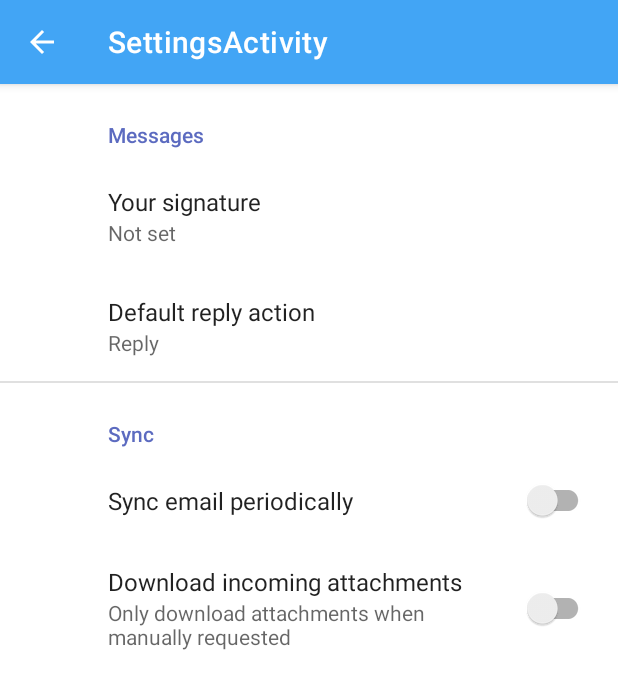
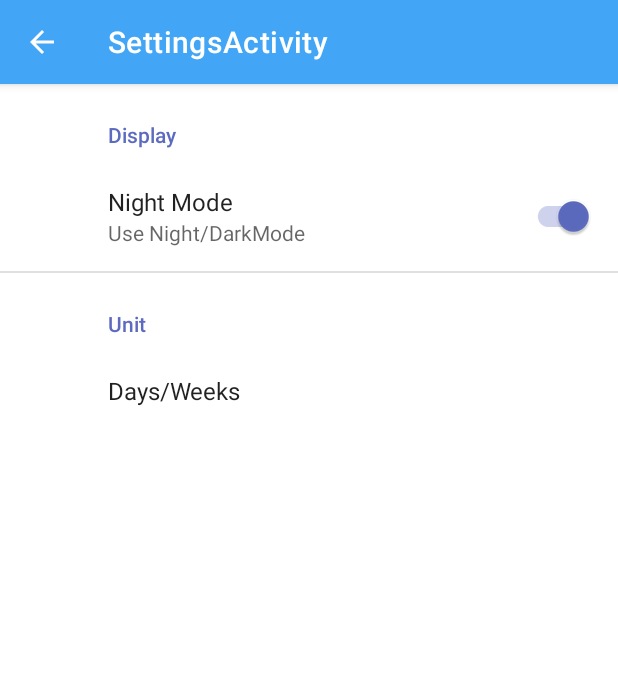
Before and after one commit to jberger8/MCON-521-Term-Project, an Android app: the MainActivity screen opened directly, with no data from a screen before it, in the options menu, after a tap on "Settings", on a phone screen of 412 x 824 dp. Shown: the top 689 px of the screen. Run offline under Robolectric (Android 15) with nearby library versions, the phone set to English and light mode, and no system bars; our stand-ins replace androidx.preference.

Commit message:
final changes

```diff
--- a/app/src/main/java/com/example/data_calculator/MainActivity.java
+++ b/app/src/main/java/com/example/data_calculator/MainActivity.java
@@ -1,5 +1,6 @@
 package com.example.data_calculator;
 
+import android.content.Context;
 import android.content.Intent;
 import android.os.Bundle;
 
@@ -9,6 +10,7 @@ import com.google.android.material.snackbar.Snackbar;
 import androidx.annotation.NonNull;
 import androidx.appcompat.app.AppCompatActivity;
 import androidx.appcompat.widget.Toolbar;
+import androidx.preference.ListPreference;
 
 import android.view.View;
 
@@ -18,10 +20,17 @@ import android.widget.CalendarView;
 
 import java.util.GregorianCalendar;
 
-public class MainActivity extends AppCompatActivity {
+public class MainActivity<mContext> extends AppCompatActivity {
+    private static String unit ="Days";
     CalendarView calendarView;
     GregorianCalendar calendar = new GregorianCalendar();
     GregorianCalendar now = new GregorianCalendar();
+
+
+    public static void setUnit(String newStringValue) {
+        unit = newStringValue;
+    }
+
 
     @Override
     protected void onCreate(Bundle savedInstanceState) {
@@ -42,17 +51,30 @@ public class MainActivity extends AppCompatActivity {
         fab.setOnClickListener(new View.OnClickListener() {
             @Override
             public void onClick(View view) {
-                int timeDiff = getDays(calendar, now);
-                Snackbar.make(view, "Your friends birthday is in" + timeDiff + " days!", Snackbar.LENGTH_LONG)
+                Snackbar.make(view, "Your friends birthday is in " + getUnitTimeDiff(), Snackbar.LENGTH_LONG)
                         .setAction("Action", null).show();
             }
         });
+    }
+
+    private String getUnitTimeDiff() {
+        //get the time difference
+        int timeDiff = getDays(calendar, now);
+
+        //find  out what unit of measurement to divid by.. if days it 1 if weeks its 7
+        int unitDivide = (unit.equals("Days") ? 1 : 7);
+
+        timeDiff = (int) Math.floor(timeDiff/unitDivide);
+
+        String unitTimeDiff = timeDiff + " " + unit.toLowerCase();
+        return unitTimeDiff;
     }
 
     private void setupToolbar() {
         Toolbar toolbar = findViewById(R.id.toolbar);
         setSupportActionBar(toolbar);
     }
+
 
     @Override
     public boolean onCreateOptionsMenu(Menu menu) {
@@ -114,6 +136,7 @@ public class MainActivity extends AppCompatActivity {
         outState.putInt("year", calendar.get(calendar.YEAR));
         outState.putInt("month", calendar.get(calendar.MONTH));
         outState.putInt("day", calendar.get(calendar.DAY_OF_MONTH));
+        outState.putString("unit", unit);
     }
 
     @Override
@@ -127,6 +150,8 @@ public class MainActivity extends AppCompatActivity {
 
         calendar = new GregorianCalendar(Year, Month, Day);
 
+        unit = savedInstanceState.getString("unit");
+
     }
 
     private void showAbout() {
--- a/app/src/main/java/com/example/data_calculator/SettingsActivity.java
+++ b/app/src/main/java/com/example/data_calculator/SettingsActivity.java
@@ -1,9 +1,12 @@
 package com.example.data_calculator;
 
 import android.os.Bundle;
+import android.view.MenuItem;
 
+import androidx.annotation.NonNull;
 import androidx.appcompat.app.ActionBar;
 import androidx.appcompat.app.AppCompatActivity;
+import androidx.preference.Preference;
 import androidx.preference.PreferenceFragmentCompat;
 
 public class SettingsActivity extends AppCompatActivity {
@@ -12,6 +15,7 @@ public class SettingsActivity extends AppCompatActivity {
     protected void onCreate(Bundle savedInstanceState) {
         super.onCreate(savedInstanceState);
         setContentView(R.layout.settings_activity);
+
         if (savedInstanceState == null) {
             getSupportFragmentManager()
                     .beginTransaction()
@@ -24,10 +28,44 @@ public class SettingsActivity extends AppCompatActivity {
         }
     }
 
+    @Override
+    public boolean onOptionsItemSelected(@NonNull MenuItem item) {
+        if (item.getItemId() == android.R.id.home) {
+            onBackPressed();
+            return true;
+        } else {
+            return super.onOptionsItemSelected(item);
+        }
+    }
+
     public static class SettingsFragment extends PreferenceFragmentCompat {
         @Override
         public void onCreatePreferences(Bundle savedInstanceState, String rootKey) {
             setPreferencesFromResource(R.xml.root_preferences, rootKey);
+            setNightModePreferenceListener();
+            setUnitPreferenceListener();
+        }
+
+        private void setNightModePreferenceListener() {
+            Preference nightModePreference = findPreference(getString(R.string.night_mode_key));
+            if (nightModePreference != null) {
+                nightModePreference.setOnPreferenceChangeListener((preference, newValue) -> {
+                    Boolean newBooleanValue = (Boolean) newValue;
+                    Utils.setNightModeOnOrOff(newBooleanValue);
+                    return true;
+                });
+            }
+        }
+
+        public void setUnitPreferenceListener() {
+            Preference unitPreference = findPreference(getString(R.string.unit_key));
+            if (unitPreference != null) {
+                unitPreference.setOnPreferenceChangeListener((preference, newValue) -> {
+                    String newStringValue = (String) newValue;
+                    MainActivity.setUnit(newStringValue);
+                    return true;
+                });
+            }
         }
     }
 }
--- a/app/src/main/res/values/arrays.xml
+++ b/app/src/main/res/values/arrays.xml
@@ -9,4 +9,12 @@
         <item>reply</item>
         <item>reply_all</item>
     </string-array>
+    <string-array name="pref_unit_options">
+        <item>Days</item>
+        <item>Weeks</item>
+    </string-array>
+    <string-array name="pref_unit_values">
+        <item>Days</item>
+        <item>Weeks</item>
+    </string-array>
 </resources>
--- a/app/src/main/res/values/strings.xml
+++ b/app/src/main/res/values/strings.xml
@@ -29,4 +29,10 @@
     <string name="attachment_summary_on">Automatically download attachments for incoming emails
     </string>
     <string name="attachment_summary_off">Only download attachments when manually requested</string>
+    <string name="night_mode_key">Night Mode</string>
+    <string name="display_header">Display</string>
+    <string name="night_mode_off">Never use Night/Dark Mode</string>
+    <string name="night_mode_on">Use Night/DarkMode</string>
+    <string name="night_mode_title">Night Mode</string>
+    <string name="unit_key">unit_key</string>
 </resources>
--- a/app/src/main/res/xml/root_preferences.xml
+++ b/app/src/main/res/xml/root_preferences.xml
@@ -1,35 +1,25 @@
 <PreferenceScreen xmlns:app="http://schemas.android.com/apk/res-auto">
 
-    <PreferenceCategory app:title="@string/messages_header">
+    <PreferenceCategory app:title="@string/display_header">
+        <SwitchPreferenceCompat
+            app:defaultValue="true"
+            app:key="@string/night_mode_key"
+            app:summaryOff="@string/night_mode_off"
+            app:summaryOn="@string/night_mode_on"
+            app:title="@string/night_mode_title" />
+    </PreferenceCategory>
 
-        <EditTextPreference
-            app:key="signature"
-            app:title="@string/signature_title"
-            app:useSimpleSummaryProvider="true" />
-
+    <PreferenceCategory app:title="Unit">
         <ListPreference
-            app:defaultValue="reply"
-            app:entries="@array/reply_entries"
-            app:entryValues="@array/reply_values"
-            app:key="reply"
-            app:title="@string/reply_title"
-            app:useSimpleSummaryProvider="true" />
+            app:key="@string/unit_key"
+            app:dialogTitle="Select a unit"
+            app:title="Days/Weeks"
+            app:defaultValue="Days"
+            app:entries="@array/pref_unit_options"
+            app:entryValues="@array/pref_unit_values" />
 
     </PreferenceCategory>
 
-    <PreferenceCategory app:title="@string/sync_header">
 
-        <SwitchPreferenceCompat
-            app:key="sync"
-            app:title="@string/sync_title" />
-
-        <SwitchPreferenceCompat
-            app:dependency="sync"
-            app:key="attachment"
-            app:summaryOff="@string/attachment_summary_off"
-            app:summaryOn="@string/attachment_summary_on"
-            app:title="@string/attachment_title" />
-
-    </PreferenceCategory>
 
 </PreferenceScreen>
```
Also changed, not shown: app/src/main/java/com/example/data_calculator/Utils.java (+25 -0 lines), 156 other files.
